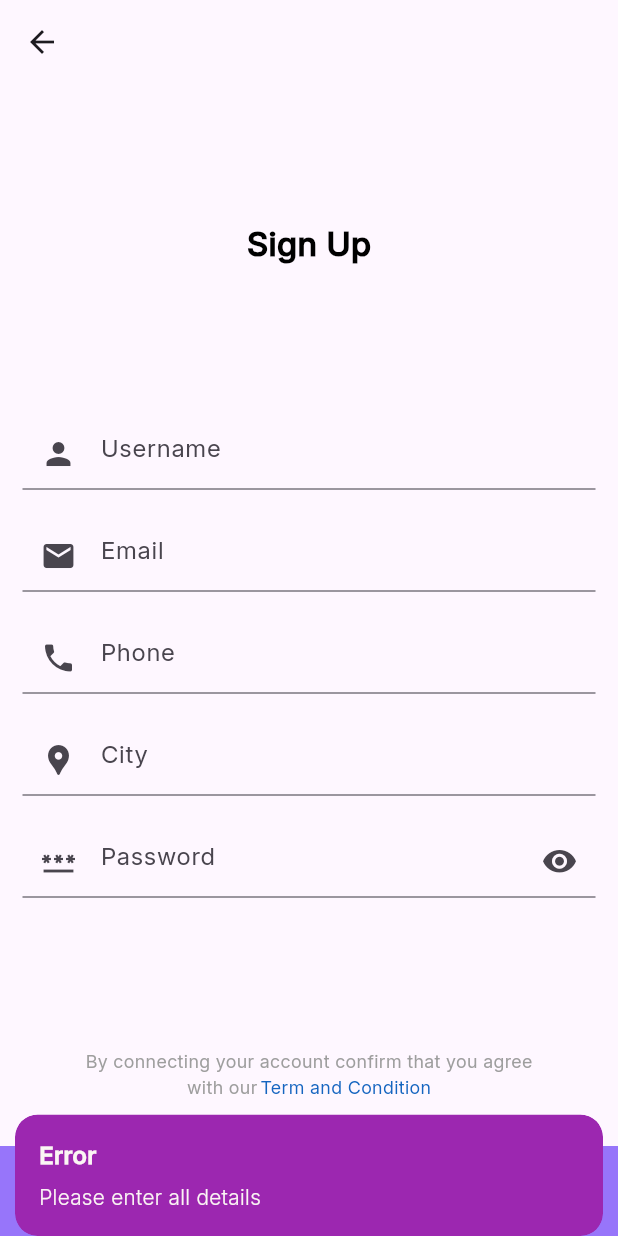
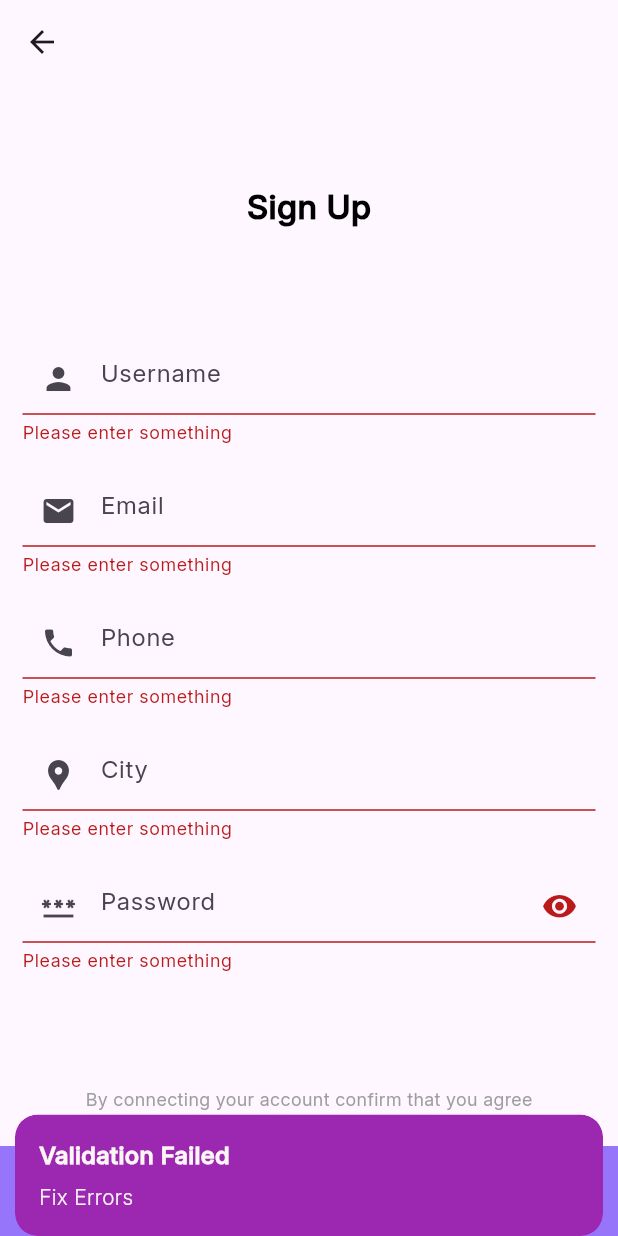
Before and after one commit to RhythmRajguru/ecommerce-flutter, a Flutter app: the RegisterScreen screen opened directly, after a tap on "Sign Up", on a phone screen of 412 x 824 dp. Run offline on Flutter 3.47's test engine with Material 3 defaults, Android fonts, the phone set to English and light mode, and no system bars; our stand-ins replace cached_network_image, carousel_slider, cloud_firestore, firebase_auth, firebase_core, firebase_messaging and 9 more; missing offline and left inert: app_settings, dart:ffi, image_card, razorpay_flutter; accounts and stored records are empty; key blocks and very long unbroken strings in the code were emptied for the run.

Commit message:
textfield validation added to auth-ui folder screens

```diff
--- a/lib/contollers/register_controller.dart
+++ b/lib/contollers/register_controller.dart
@@ -10,6 +10,22 @@ class RegisterController extends GetxController{
   final FirebaseFirestore _firestore=FirebaseFirestore.instance;
 
   var isPasswordVisible=false.obs;
+
+  var usernameController = ''.obs;
+  var usernameErrorText = RxnString(); // nullable observable string
+
+  var emailController = ''.obs;
+  var emailErrorText = RxnString(); // nullable observable string
+  final emailRegex = RegExp(r'^[\w-\.]+@([\w-]+\.)+[\w-]{2,4}$');
+
+  var phoneController = ''.obs;
+  var phoneErrorText = RxnString(); // nullable observable string
+
+  var cityController = ''.obs;
+  var cityErrorText = RxnString(); // nullable observable string
+
+  var passwordController = ''.obs;
+  var passwordErrorText = RxnString();
 
   Future<UserCredential?> RegisterMethod(
       String userName,
@@ -51,4 +67,58 @@ class RegisterController extends GetxController{
   }
 
   }
+  bool validateUsernameInput() {
+    if (usernameController.value.isEmpty) {
+      usernameErrorText.value = 'Please enter something';
+      return false;
+    } else {
+      usernameErrorText.value = null; // no error
+      return true;
+    }
+  }
+  bool validateEmailInput() {
+    if (emailController.value.isEmpty) {
+      emailErrorText.value = 'Please enter something';
+      return false;
+    } else if (!emailRegex.hasMatch(emailController.value)) {
+      emailErrorText.value = 'Please enter correct email';
+      return false;
+    } else {
+      emailErrorText.value = null; // no error
+      return true;
+    }
+  }
+  bool validatePhoneInput() {
+    if (phoneController.value.isEmpty) {
+      phoneErrorText.value = 'Please enter something';
+      return false;
+    } else if (phoneController.value.length < 10) {
+      phoneErrorText.value = 'Minimum 10 characters required';
+      return false;
+    } else {
+      phoneErrorText.value = null; // no error
+      return true;
+    }
+  }
+  bool validateCityInput() {
+    if (cityController.value.isEmpty) {
+      cityErrorText.value = 'Please enter something';
+      return false;
+    } else {
+      cityErrorText.value = null; // no error
+      return true;
+    }
+  }
+  bool validatePasswordInput() {
+    if (passwordController.value.isEmpty) {
+      passwordErrorText.value = 'Please enter something';
+      return false;
+    } else if (passwordController.value.length < 8) {
+      passwordErrorText.value = 'Minimum 8 characters required';
+      return false;
+    } else {
+      passwordErrorText.value = null; // no error
+      return true;
+    }
+  }
 }
--- a/lib/screens/auth-ui/register_screen.dart
+++ b/lib/screens/auth-ui/register_screen.dart
@@ -22,12 +22,6 @@ class _RegisterScreenState extends State<RegisterScreen> {
 
   final RegisterController registerController=Get.put(RegisterController());
 
-  final nameController=TextEditingController();
-  final emailController=TextEditingController();
-  final phoneController=TextEditingController();
-  final cityController=TextEditingController();
-  final passwordController=TextEditingController();
-
   @override
   Widget build(BuildContext context) {
     return KeyboardVisibilityBuilder(builder: (p0, isKeyboardVisible) {
@@ -40,92 +34,110 @@ class _RegisterScreenState extends State<RegisterScreen> {
                 Text("Sign Up",style: TextStyle(fontSize: 22,color: Colors.black,fontWeight: FontWeight.bold,fontFamily: 'Inter'),),
                Column(
                  children: [
-                   Container(
+                   Obx(()=>Container(
                        margin: EdgeInsets.symmetric(horizontal: 5.0),
                        width: Get.width,
                        child: Padding(
                          padding: const EdgeInsets.all(10.0),
                          child: TextFormField(
                            textInputAction: TextInputAction.next,
-                           controller: nameController,
+
                            cursorColor: AppConstant.appSecondaryColor,
                            keyboardType: TextInputType.name,
                            decoration: InputDecoration(
                                hintText: 'Username',
                                prefixIcon: Icon(Icons.person),
+                               errorText: registerController.usernameErrorText.value
+                           ),
+                           onChanged: (value){
+                             registerController.usernameController.value=value;
+                             registerController.validateUsernameInput();
+                           },
+                         ),
+                       )),),
 
-                           ),
-                         ),
-                       )),
-
-                   Container(
+                   Obx(()=>Container(
                        margin: EdgeInsets.symmetric(horizontal: 5.0),
                        width: Get.width,
                        child: Padding(
                          padding: const EdgeInsets.all(10.0),
                          child: TextFormField(
                            textInputAction: TextInputAction.next,
-                           controller: emailController,
+
                            cursorColor: AppConstant.appSecondaryColor,
                            keyboardType: TextInputType.emailAddress,
                            decoration: InputDecoration(
                              hintText: 'Email',
                              prefixIcon: Icon(Icons.email),
+                               errorText: registerController.emailErrorText.value
 
                            ),
+                           onChanged: (value){
+                             registerController.emailController.value=value;
+                             registerController.validateEmailInput();
+                           },
                          ),
-                       )),
+                       ))),
 
-                   Container(
+                   Obx(()=>Container(
                        margin: EdgeInsets.symmetric(horizontal: 5.0),
                        width: Get.width,
                        child: Padding(
                          padding: const EdgeInsets.all(10.0),
                          child: TextFormField(
                            textInputAction: TextInputAction.next,
-                           controller: phoneController,
                            cursorColor: AppConstant.appSecondaryColor,
                            keyboardType: TextInputType.phone,
                            decoration: InputDecoration(
                              hintText: 'Phone',
                              prefixIcon: Icon(Icons.phone),
+                               errorText: registerController.phoneErrorText.value
+                           ),
+                           onChanged: (value){
+                             registerController.phoneController.value=value;
+                             registerController.validatePhoneInput();
+                           },
+                         ),
+                       ))),
 
-                           ),
-                         ),
-                       )),
-
-                   Container(
+                   Obx(()=>Container(
                        margin: EdgeInsets.symmetric(horizontal: 5.0),
                        width: Get.width,
                        child: Padding(
                          padding: const EdgeInsets.all(10.0),
                          child: TextFormField(
                            textInputAction: TextInputAction.next,
-                           controller: cityController,
+
                            cursorColor: AppConstant.appSecondaryColor,
                            keyboardType: TextInputType.streetAddress,
                            decoration: InputDecoration(
                              hintText: 'City',
                              prefixIcon: Icon(Icons.location_pin),
+                               errorText: registerController.cityErrorText.value
+                           ),
+                           onChanged: (value){
+                             registerController.cityController.value=value;
+                             registerController.validateCityInput();
+                           },
+                         ),
+                       ))),
 
-                           ),
-                         ),
-                       )),
-
-                   Container(
+                   Obx(()=>Container(
                        margin: EdgeInsets.symmetric(horizontal: 5.0),
                        width: Get.width,
                        child: Padding(
                            padding: const EdgeInsets.all(10.0),
-                           child: Obx(() => TextFormField(
+                           child: TextFormField(
                              textInputAction: TextInputAction.next,
-                             controller: passwordController,
+
                              cursorColor: AppConstant.appSecondaryColor,
                              keyboardType: TextInputType.emailAddress,
                              obscureText: registerController.isPasswordVisible.value,
                              decoration: InputDecoration(
                                hintText: 'Password',
+                                 errorText: registerController.passwordErrorText.value,
                                prefixIcon: Icon(Icons.password),
+
                                suffixIcon: InkWell(
                                  onTap: (){
                                    registerController.isPasswordVisible.toggle();
@@ -134,8 +146,12 @@ class _RegisterScreenState extends State<RegisterScreen> {
                                ),
 
                              ),
-                           ),)
-                       )),
+                             onChanged: (value){
+                               registerController.passwordController.value=value;
+                               registerController.validatePasswordInput();
+                             },
+                           ),
+                       ))),
                  ],
                ),
                 Column(
@@ -160,18 +176,23 @@ class _RegisterScreenState extends State<RegisterScreen> {
 
         bottomSheet: InkWell(
           onTap: ()async{
+            bool isUsernameValid=registerController.validateUsernameInput();
+            bool isEmailValid=registerController.validateEmailInput();
+            bool isPhoneValid=registerController.validatePhoneInput();
+            bool isCityValid=registerController.validateCityInput();
+            bool isPasswordValid=registerController.validatePasswordInput();
+
+            if(isUsernameValid && isEmailValid && isPhoneValid && isCityValid && isPasswordValid){
               NotificationService notificationService=NotificationService();
 
-            String name=nameController.text.trim();
-            String email=emailController.text.trim();
-            String phone=phoneController.text.trim();
-            String city=cityController.text.trim();
-            String password=passwordController.text.trim();
+              String name=registerController.usernameController.value.trim();
+              String email=registerController.emailController.value.trim();
+              String phone=registerController.phoneController.value.trim();
+              String city=registerController.cityController.value.trim();
+              String password=registerController.passwordController.value.trim();
+
               String userDeviceToken=await notificationService.getDeviceToken();
-            if(name.isEmpty || email.isEmpty || phone.isEmpty || city.isEmpty || password.isEmpty){
-              Get.snackbar("Error", "Please enter all details",snackPosition: SnackPosition.BOTTOM,backgroundColor: AppConstant.appSecondaryColor,colorText: AppConstant.appTextColor);
-            }
-          else{
+
                 UserCredential? userCredential=await registerController.RegisterMethod(
                     name,
                     email,
@@ -186,6 +207,10 @@ class _RegisterScreenState extends State<RegisterScreen> {
                   Get.offAll(()=>LoginScreen());
 
                 }
+
+            }else{
+              Get.snackbar("Validation Failed", "Fix Errors",snackPosition: SnackPosition.BOTTOM,backgroundColor: AppConstant.appSecondaryColor,colorText: AppConstant.appTextColor);
+
             }
 
           },
```
Also changed, not shown: lib/contollers/forgot_password_controller.dart (+16 -0 lines), lib/contollers/login_controller.dart (+32 -0 lines), lib/screens/auth-ui/forgot_password_Screen.dart (+14 -14 lines), lib/screens/auth-ui/login_screen.dart (+23 -15 lines). Lines whose indentation alone changed are shown as unchanged.
